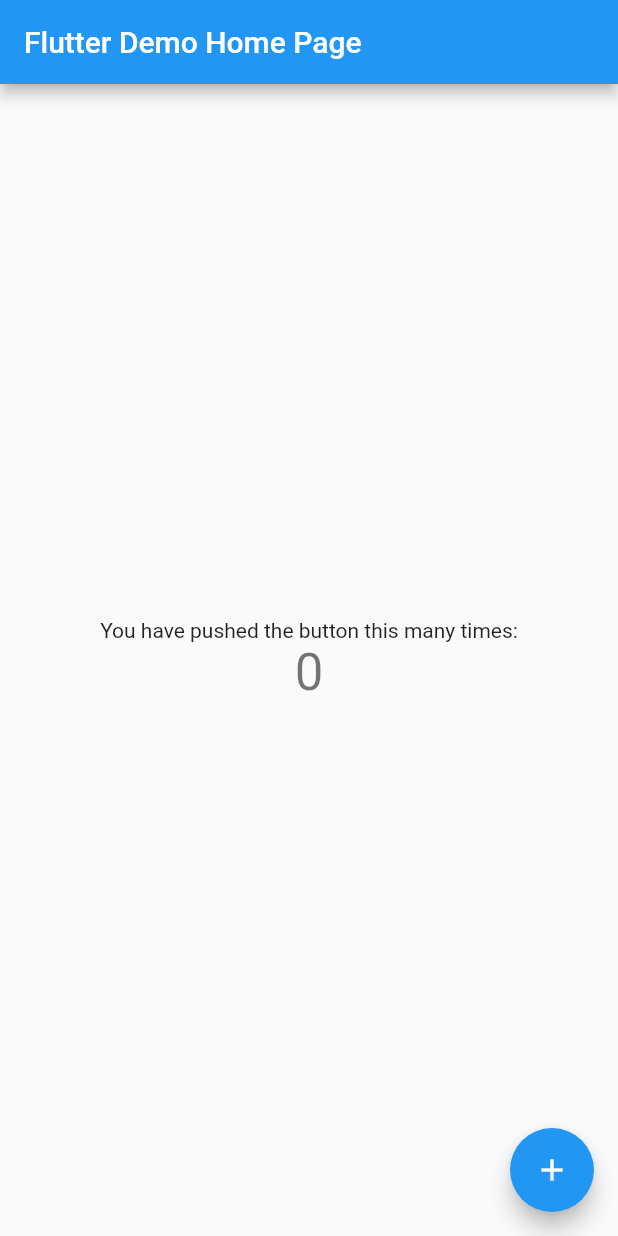
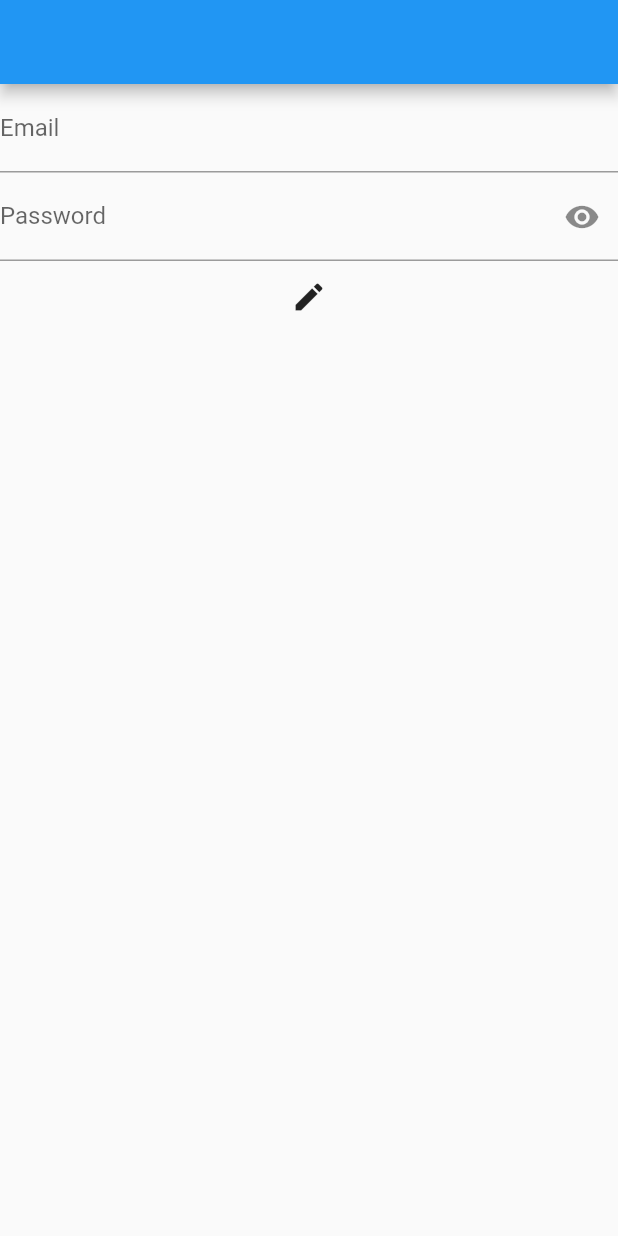
Before and after one commit to CSCI4100U/course-project-CanaCache, a Flutter app: the screen it shows after launch, on a phone screen of 412 x 824 dp. Run offline on Flutter 3.47's test engine with Material 2 defaults, Android fonts, the phone set to English and light mode, and no system bars; our stand-ins replace firebase_auth, firebase_core, google_sign_in; accounts and stored records are empty.

Commit message:
Have added very basic google auth

```diff
--- /dev/null
+++ b/app/lib/auth/model/auth.dart
@@ -0,0 +1,32 @@
+import "package:google_sign_in/google_sign_in.dart";
+import "package:flutter/material.dart";
+import "package:firebase_auth/firebase_auth.dart";
+//import 'package:firebase_core/firebase_core.dart';
+
+class UserAuth {
+  // refer to here for docs https://firebase.google.com/docs/auth/flutter/federated-auth
+  // a good chunk of the code in this class is taken from the docs listed above
+  static Future<UserCredential?> signInWithGoogle(
+      {required BuildContext context}) async {
+    final GoogleSignInAccount? googleUser = await GoogleSignIn().signIn();
+
+    // Obtain the auth details from the request
+    final GoogleSignInAuthentication? googleAuth =
+        await googleUser?.authentication;
+
+    // Create a new credential
+    final credential = GoogleAuthProvider.credential(
+      accessToken: googleAuth?.accessToken,
+      idToken: googleAuth?.idToken,
+    );
+
+    // Once signed in, return the UserCredential
+    return await FirebaseAuth.instance.signInWithCredential(credential);
+  }
+
+  static deleteCurrentUser() async {
+    await FirebaseAuth.instance.currentUser!.delete();
+  }
+}
+
+// for error https://stackoverflow.com/questions/51845559/generate-sha-1-for-flutter-react-native-android-native-app
--- /dev/null
+++ b/app/lib/auth/view/sign_in.dart
@@ -0,0 +1,84 @@
+import "package:flutter/material.dart";
+import "package:app/auth/model/auth.dart";
+import "package:firebase_auth/firebase_auth.dart";
+import "package:provider/provider.dart";
+
+class SignInForm extends StatefulWidget {
+  const SignInForm({Key? key, this.title}) : super(key: key);
+
+  final String? title;
+
+  @override
+  State<SignInForm> createState() => _SignInFormState();
+}
+
+class _SignInFormState extends State<SignInForm> {
+  final _formKey = GlobalKey<FormState>();
+  bool _obscureText = true;
+  bool _EmailError = false;
+  bool _LoginError = false;
+
+  TextEditingController emailController = TextEditingController();
+  TextEditingController passwordController = TextEditingController();
+
+  validateEmail(String? email) {
+    if (email!.isEmpty) {}
+  }
+
+  hideText() {
+    setState(() {
+      _obscureText = !_obscureText;
+    });
+  }
+
+  _signIn(BuildContext context) async {
+    UserCredential? cred = await UserAuth.signInWithGoogle(context: context);
+    //await UserAuth.deleteCurrentUser();
+  }
+
+  Widget signInPage() {
+    return Scaffold(
+        appBar: AppBar(
+          title: const Text(""),
+        ),
+        key: _formKey,
+        body: Column(children: [
+          TextFormField(
+              controller: emailController,
+              decoration: const InputDecoration(
+                labelText: "Email",
+              ),
+              validator: (value) => validateEmail(value)),
+          TextFormField(
+            controller: passwordController,
+            obscureText: _obscureText,
+            decoration: InputDecoration(
+                labelText: "Password",
+                suffixIcon: IconButton(
+                    icon: Icon(
+                        _obscureText ? Icons.visibility : Icons.visibility_off),
+                    onPressed: () => hideText())),
+          ),
+          IconButton(
+              onPressed: () => _signIn(context), icon: const Icon(Icons.edit)),
+        ]));
+  }
+
+  @override
+  Widget build(BuildContext context) {
+    return StreamBuilder<User?>(
+        stream: FirebaseAuth.instance.userChanges(),
+        builder: (BuildContext context, AsyncSnapshot<User?> snapshot) {
+          if (snapshot.hasData) {
+            if (snapshot.data != null) {
+              return Center(child: Text("Signed In "));
+              // Navigate to home page
+            }
+          }
+          return signInPage();
+        });
+    /*
+
+        */
+  }
+}
--- a/app/lib/main.dart
+++ b/app/lib/main.dart
@@ -1,4 +1,8 @@
-import 'package:flutter/material.dart';
+import "package:flutter/material.dart";
+import "package:app/auth/view/sign_in.dart";
+import "package:app/auth/model/auth.dart";
+import "package:provider/provider.dart";
+import "package:firebase_core/firebase_core.dart";
 
 void main() {
   runApp(const MyApp());
@@ -6,110 +10,26 @@
 
 class MyApp extends StatelessWidget {
   const MyApp({super.key});
-
-  // This widget is the root of your application.
   @override
   Widget build(BuildContext context) {
     return MaterialApp(
-      title: 'Flutter Demo',
+      title: "CannaCache",
       theme: ThemeData(
-        // This is the theme of your application.
-        //
-        // Try running your application with "flutter run". You'll see the
-        // application has a blue toolbar. Then, without quitting the app, try
-        // changing the primarySwatch below to Colors.green and then invoke
-        // "hot reload" (press "r" in the console where you ran "flutter run",
-        // or simply save your changes to "hot reload" in a Flutter IDE).
-        // Notice that the counter didn't reset back to zero; the application
-        // is not restarted.
         primarySwatch: Colors.blue,
       ),
-      home: const MyHomePage(title: 'Flutter Demo Home Page'),
+      home: FutureBuilder(
+          future: Firebase.initializeApp(),
+          builder: (ctx, snapshot) {
+            if (snapshot.hasError) {
+              return const Center(child: Text("Error intializing Firebase"));
+            }
+
+            if (snapshot.connectionState == ConnectionState.done) {
+              return const SignInForm();
+            }
+            return const CircularProgressIndicator();
+          }),
+      routes: {"signInPage": ((context) => const SignInForm())},
     );
   }
 }
-
-class MyHomePage extends StatefulWidget {
-  const MyHomePage({super.key, required this.title});
-
-  // This widget is the home page of your application. It is stateful, meaning
-  // that it has a State object (defined below) that contains fields that affect
-  // how it looks.
-
-  // This class is the configuration for the state. It holds the values (in this
-  // case the title) provided by the parent (in this case the App widget) and
-  // used by the build method of the State. Fields in a Widget subclass are
-  // always marked "final".
-
-  final String title;
-
-  @override
-  State<MyHomePage> createState() => _MyHomePageState();
-}
-
-class _MyHomePageState extends State<MyHomePage> {
-  int _counter = 0;
-
-  void _incrementCounter() {
-    setState(() {
-      // This call to setState tells the Flutter framework that something has
-      // changed in this State, which causes it to rerun the build method below
-      // so that the display can reflect the updated values. If we changed
-      // _counter without calling setState(), then the build method would not be
-      // called again, and so nothing would appear to happen.
-      _counter++;
-    });
-  }
-
-  @override
-  Widget build(BuildContext context) {
-    // This method is rerun every time setState is called, for instance as done
-    // by the _incrementCounter method above.
-    //
-    // The Flutter framework has been optimized to make rerunning build methods
-    // fast, so that you can just rebuild anything that needs updating rather
-    // than having to individually change instances of widgets.
-    return Scaffold(
-      appBar: AppBar(
-        // Here we take the value from the MyHomePage object that was created by
-        // the App.build method, and use it to set our appbar title.
-        title: Text(widget.title),
-      ),
-      body: Center(
-        // Center is a layout widget. It takes a single child and positions it
-        // in the middle of the parent.
-        child: Column(
-          // Column is also a layout widget. It takes a list of children and
-          // arranges them vertically. By default, it sizes itself to fit its
-          // children horizontally, and tries to be as tall as its parent.
-          //
-          // Invoke "debug painting" (press "p" in the console, choose the
-          // "Toggle Debug Paint" action from the Flutter Inspector in Android
-          // Studio, or the "Toggle Debug Paint" command in Visual Studio Code)
-          // to see the wireframe for each widget.
-          //
-          // Column has various properties to control how it sizes itself and
-          // how it positions its children. Here we use mainAxisAlignment to
-          // center the children vertically; the main axis here is the vertical
-          // axis because Columns are vertical (the cross axis would be
-          // horizontal).
-          mainAxisAlignment: MainAxisAlignment.center,
-          children: <Widget>[
-            const Text(
-              'You have pushed the button this many times:',
-            ),
-            Text(
-              '$_counter',
-              style: Theme.of(context).textTheme.headline4,
-            ),
-          ],
-        ),
-      ),
-      floatingActionButton: FloatingActionButton(
-        onPressed: _incrementCounter,
-        tooltip: 'Increment',
-        child: const Icon(Icons.add),
-      ), // This trailing comma makes auto-formatting nicer for build methods.
-    );
-  }
-}
--- a/app/pubspec.yaml
+++ b/app/pubspec.yaml
@@ -36,6 +36,10 @@
   # The following adds the Cupertino Icons font to your application.
   # Use with the CupertinoIcons class for iOS style icons.
   cupertino_icons: ^1.0.2
+  firebase_core: ^2.1.1
+  firebase_auth: ^4.1.1
+  google_sign_in: ^5.4.2
+  provider: ^6.0.4
 
 dev_dependencies:
   flutter_test:
```
Also changed, not shown: app/lib/firebase_options.dart (added), app/pubspec.lock, 8 other files.
